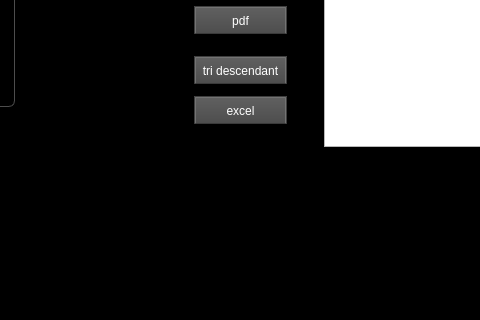
Qt form mainwindow.ui (boubakri-ch/Smart_Factory_2A5) before a commit; both pictures show x 358 to 838 and y 318 to 638 of the 1260 by 721 pixel window.
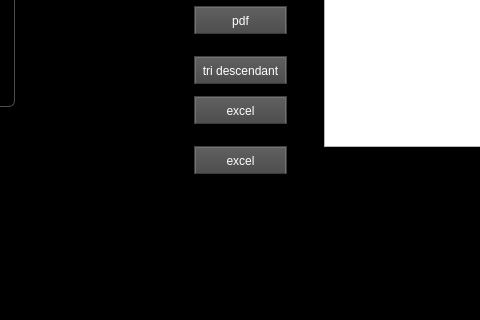
The same form after that commit. The open tabs and pages were chosen to show the change.

Diff of the .ui file:
```diff
--- a/mainwindow.ui
+++ b/mainwindow.ui
@@ -1314,6 +1314,19 @@
          <string>excel</string>
         </property>
        </widget>
+       <widget class="QPushButton" name="pushButton_4">
+        <property name="geometry">
+         <rect>
+          <x>540</x>
+          <y>410</y>
+          <width>93</width>
+          <height>28</height>
+         </rect>
+        </property>
+        <property name="text">
+         <string>excel</string>
+        </property>
+       </widget>
       </widget>
       <widget class="QWidget" name="tab_9">
        <attribute name="title">
```
Left out of the diff: 15 changed lines with no effect on the pictures.
